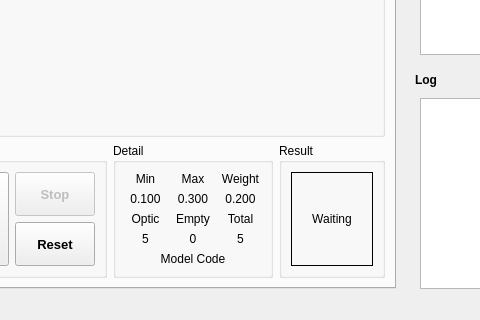
First picture: the form in ui/MainWindow.ui, repository vananh2606/ProjectProcessingImage, before the edit; both pictures show x 167 to 647 and y 445 to 765 of the 812 by 765 pixel window.
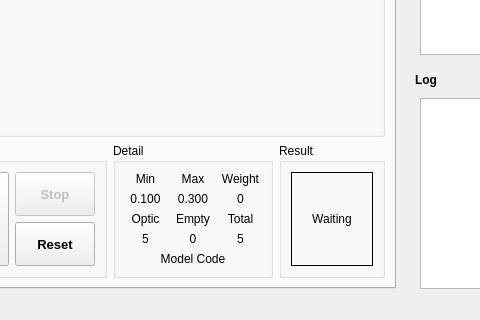
Second picture: the form after the edit.

The edit to the form file:
```diff
--- a/ui/MainWindow.ui
+++ b/ui/MainWindow.ui
@@ -248,7 +248,7 @@
            <item row="1" column="2">
             <widget class="QLabel" name="label_value_weight_auto">
              <property name="text">
-              <string>0.200</string>
+              <string>0</string>
              </property>
              <property name="alignment">
               <set>Qt::AlignCenter</set>
```
